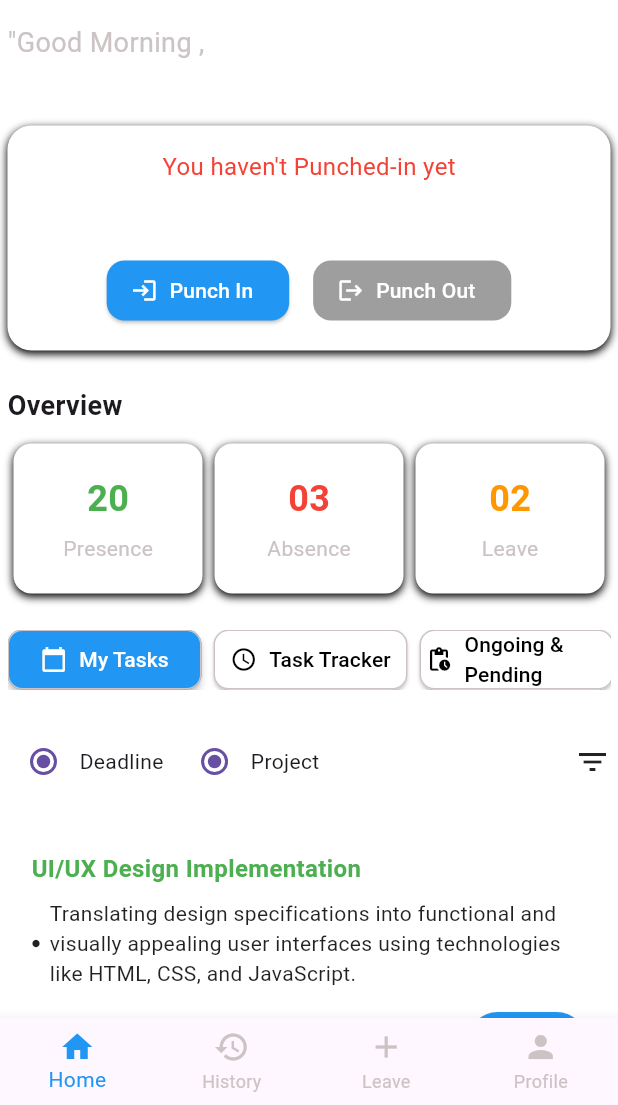
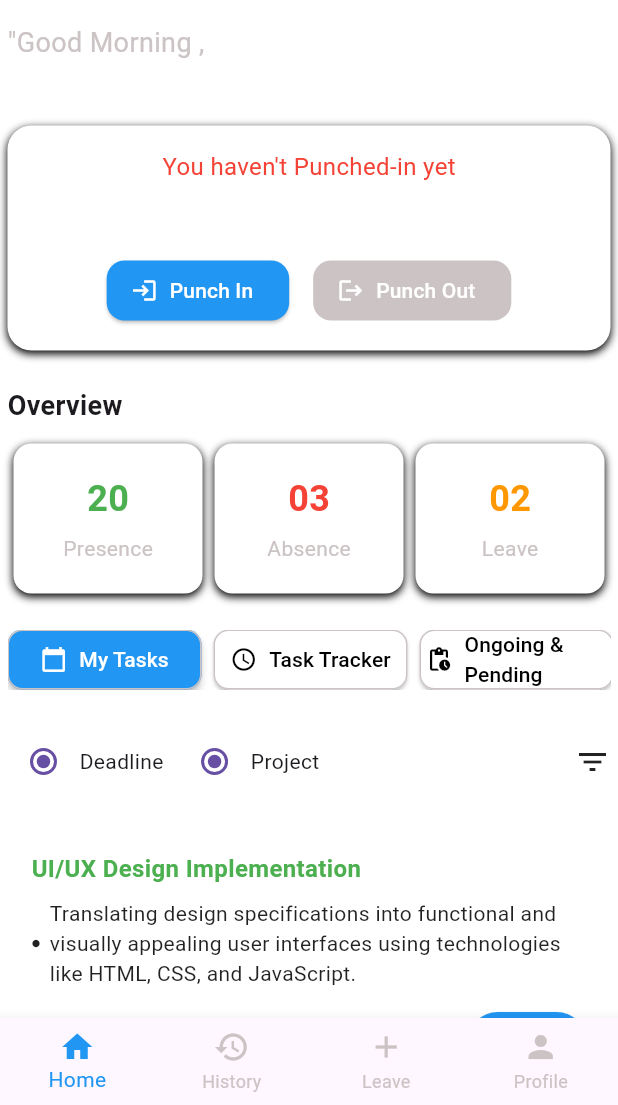
Before and after one commit to gokulnambissan/Ziya_user, a Flutter app: the HomeScreen screen opened directly, on a phone screen of 412 x 824 dp, the part 131-1236 px from its top. Run offline on Flutter 3.47's test engine with Material 3 defaults, Android fonts, the phone set to English and light mode, and no system bars; our stand-ins replace cloud_firestore, firebase_auth, firebase_core, percent_indicator; accounts and stored records are empty.

Commit message:
adding punch in/punch out

```diff
--- a/lib/views/home/checkin_section.dart
+++ b/lib/views/home/checkin_section.dart
@@ -36,9 +36,11 @@ class CheckInSection extends StatelessWidget {
         children: [
           Column(
             children: [
-              Text(checkInStatus, style: TextStyle(color: statusColor, fontSize: 16)),
+              Text(checkInStatus,
+                  style: TextStyle(color: statusColor, fontSize: 16)),
               const SizedBox(height: 8),
-              Text(checkOutTimeMessage ?? '', style: const TextStyle(color: AppColors.black, fontSize: 14)),
+              Text(checkOutTimeMessage ?? '',
+                  style: const TextStyle(color: AppColors.black, fontSize: 14)),
             ],
           ),
           Row(
@@ -51,9 +53,10 @@ class CheckInSection extends StatelessWidget {
                 style: ElevatedButton.styleFrom(
                   backgroundColor: AppColors.blue,
                   foregroundColor: AppColors.white,
-                  disabledBackgroundColor: Colors.grey,
-                  disabledForegroundColor: Colors.white,
-                  shape: RoundedRectangleBorder(borderRadius: BorderRadius.circular(12)),
+                  disabledBackgroundColor: AppColors.grey,
+                  disabledForegroundColor: AppColors.white,
+                  shape:
+                      RoundedRectangleBorder(borderRadius: BorderRadius.circular(12)),
                 ),
               ),
               const SizedBox(width: 16),
@@ -64,9 +67,10 @@ class CheckInSection extends StatelessWidget {
                 style: ElevatedButton.styleFrom(
                   backgroundColor: AppColors.blue,
                   foregroundColor: AppColors.white,
-                  disabledBackgroundColor: Colors.grey,
-                  disabledForegroundColor: Colors.white,
-                  shape: RoundedRectangleBorder(borderRadius: BorderRadius.circular(12)),
+                  disabledBackgroundColor: AppColors.grey,
+                  disabledForegroundColor: AppColors.white,
+                  shape:
+                      RoundedRectangleBorder(borderRadius: BorderRadius.circular(12)),
                 ),
               ),
             ],
--- a/lib/views/home/home_screen.dart
+++ b/lib/views/home/home_screen.dart
@@ -1,5 +1,4 @@
 import 'package:flutter/material.dart';
-import 'package:intl/intl.dart';
 import 'package:firebase_auth/firebase_auth.dart';
 import 'package:cloud_firestore/cloud_firestore.dart';
 import 'package:ziya_user/view_models/filter_options_viewmodel.dart';
@@ -31,15 +30,12 @@ class _HomeScreenState extends State<HomeScreen> {
   int currentPage = 0;
   bool isDeadlineSelected = true;
 
-  bool checkedIn = false;
-  String checkInStatus = AppStrings.checkInPrompt;
-  Color statusColor = AppColors.red;
-  String? checkOutTimeMessage;
+  final PunchViewModel punchVM = PunchViewModel();
+  final BottomNavigationViewModel bottomNavViewModel =
+      BottomNavigationViewModel();
+
   String? userName;
-
   final currentUser = FirebaseAuth.instance.currentUser;
-
-  final PunchViewModel punchVM = PunchViewModel();
 
   final List<Widget> pages = [
     TasksPage(),
@@ -64,8 +60,6 @@ class _HomeScreenState extends State<HomeScreen> {
 
   void updateUI() => setState(() {});
 
-
-
   void handlePunchInFlow() {
     PunchDialogs.showUnifiedPunchDialog(
       context: context,
@@ -74,14 +68,12 @@ class _HomeScreenState extends State<HomeScreen> {
         if (type == "Work From Home") {
           Navigator.push(
             context,
-            MaterialPageRoute(
-              builder: (_) => FaceVerificationPage(),
-            ),
+            MaterialPageRoute(builder: (_) => FaceVerificationPage()),
           ).then((result) {
-            if (result == true) punchVM.punchIn;
+            if (result == true) punchVM.punchIn(updateUI, "Work From Home");
           });
         } else {
-          punchVM.punchIn;
+          punchVM.punchIn(updateUI, "On Site");
         }
       },
     );
@@ -91,13 +83,27 @@ class _HomeScreenState extends State<HomeScreen> {
     PunchDialogs.showUnifiedPunchDialog(
       context: context,
       isPunchIn: false,
-      onSelected: (_) => punchVM.punchOut,
+      onSelected: (_) async {
+        final mode = await punchVM
+            .getLastPunchInMode(); // fetch 'Work From Home' or 'On Site'
+
+        if (mode == 'Work From Home') {
+          Navigator.push(
+            context,
+            MaterialPageRoute(
+                builder: (_) => FaceVerificationPage(
+                      isPunchOutFlow: true,
+                      onVerificationComplete: () {
+                        punchVM.punchOut(updateUI);
+                      },
+                    )),
+          );
+        } else {
+          //Navigator.pushNamed(context, '/qrVerification'); // to be implemented later
+        }
+      },
     );
   }
-
-
-  final BottomNavigationViewModel bottomNavViewModel =
-      BottomNavigationViewModel();
 
   @override
   void initState() {
@@ -124,10 +130,6 @@ class _HomeScreenState extends State<HomeScreen> {
     }
   }
 
-  String getFormattedTime() {
-    return DateFormat.jm().format(DateTime.now());
-  }
-
   @override
   Widget build(BuildContext context) {
     return Scaffold(
@@ -150,10 +152,10 @@ class _HomeScreenState extends State<HomeScreen> {
             ),
             const SizedBox(height: 12),
             CheckInSection(
-            checkInStatus: checkInStatus,
-            statusColor: statusColor,
-            checkedIn: checkedIn,
-            checkOutTimeMessage: checkOutTimeMessage,
+              checkInStatus: punchVM.checkInStatus,
+              statusColor: punchVM.statusColor,
+              checkedIn: punchVM.checkedIn,
+              checkOutTimeMessage: punchVM.checkOutTimeMessage,
               onPunchInTap: handlePunchInFlow,
               onPunchOutTap: handlePunchOutFlow,
             ),
--- a/lib/views/success_page.dart
+++ b/lib/views/punch_in_success_page.dart
@@ -2,7 +2,6 @@ import 'dart:async';
 import 'package:flutter/material.dart';
 import 'package:intl/intl.dart';
 import 'package:ziya_user/constants/app_colors.dart';
-import 'package:ziya_user/views/home/home_screen.dart'; // Import your HomeScreen
 
 class SuccessPage extends StatefulWidget {
   const SuccessPage({super.key});
@@ -20,10 +19,7 @@ class _SuccessPageState extends State<SuccessPage> {
     currentTime = DateFormat('hh:mm a').format(DateTime.now());
 
     Timer(const Duration(seconds: 3), () {
-      Navigator.of(context).pushAndRemoveUntil(
-        MaterialPageRoute(builder: (_) => HomeScreen()),
-        (Route<dynamic> route) => false, // Remove all previous routes
-      );
+      Navigator.pop(context, true); // ✅ FIXED: Return true
     });
   }
 
```
Also changed, not shown: lib/view_models/home_view_model.dart (+0 -15 lines), lib/view_models/punch_viewmodel.dart (+60 -4 lines), lib/views/center_face_page.dart (+22 -9 lines), lib/views/face_verification_page.dart (+34 -31 lines), lib/views/punch_out_success.dart (added, +54 -0 lines). Lines whose indentation alone changed are shown as unchanged.
